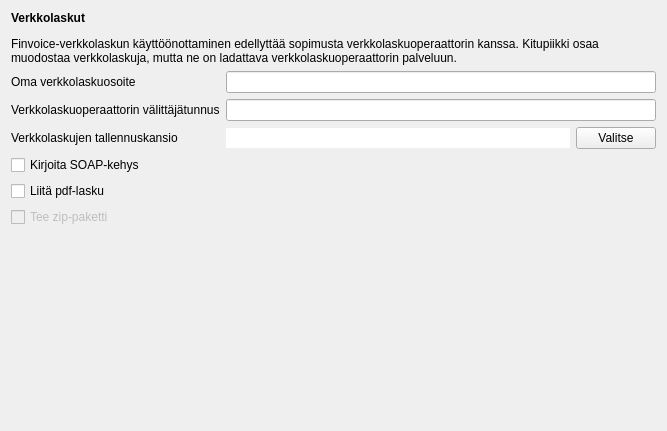
Before: the Qt Designer form kitupiikki/maaritys/verkkolaskumaaritys.ui in artoh/kitupiikki, drawn with Qt 5.
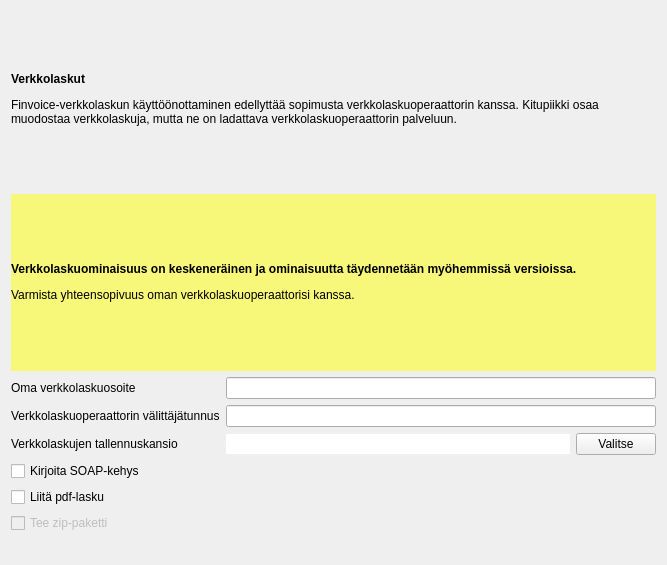
After: the same form once the commit is applied. Icons and pictures are not drawn.

Commit message: Verkkolaskuvaroitus (keskeneräinen)

Diff of the .ui file:
```diff
--- a/kitupiikki/maaritys/verkkolaskumaaritys.ui
+++ b/kitupiikki/maaritys/verkkolaskumaaritys.ui
@@ -7,14 +7,14 @@
     <x>0</x>
     <y>0</y>
     <width>667</width>
-    <height>431</height>
+    <height>565</height>
    </rect>
   </property>
   <property name="windowTitle">
    <string>Form</string>
   </property>
-  <layout class="QFormLayout" name="formLayout">
-   <item row="0" column="0" colspan="2">
+  <layout class="QVBoxLayout" name="verticalLayout">
+   <item>
     <widget class="QLabel" name="label">
      <property name="text">
       <string>&lt;html&gt;&lt;head/&gt;&lt;body&gt;&lt;p&gt;&lt;span style=&quot; font-weight:600;&quot;&gt;Verkkolaskut&lt;/span&gt;&lt;/p&gt;&lt;p&gt;Finvoice-verkkolaskun käyttöönottaminen edellyttää sopimusta verkkolaskuoperaattorin kanssa. Kitupiikki osaa muodostaa verkkolaskuja, mutta ne on ladattava verkkolaskuoperaattorin palveluun.&lt;/p&gt;&lt;/body&gt;&lt;/html&gt;</string>
@@ -24,7 +24,22 @@
      </property>
     </widget>
    </item>
-   <item row="1" column="0">
+   <item>
+    <widget class="QLabel" name="label_5">
+     <property name="styleSheet">
+      <string notr="true">background-color: rgba(255, 255, 0, 125);</string>
+     </property>
+     <property name="text">
+      <string>&lt;html&gt;&lt;head/&gt;&lt;body&gt;&lt;p&gt;&lt;span style=&quot; font-weight:600;&quot;&gt;Verkkolaskuominaisuus on keskeneräinen ja ominaisuutta täydennetään myöhemmissä versioissa.&lt;/span&gt;&lt;/p&gt;&lt;p&gt;Varmista yhteensopivuus oman verkkolaskuoperaattorisi kanssa.&lt;/p&gt;&lt;/body&gt;&lt;/html&gt;</string>
+     </property>
+     <property name="wordWrap">
+      <bool>true</bool>
+     </property>
+    </widget>
+   </item>
+   <item>
+    <layout class="QFormLayout" name="formLayout">
+     <item row="0" column="0">
     <widget class="QLabel" name="label_2">
      <property name="text">
       <string>Oma verkkolaskuosoite</string>
@@ -34,10 +49,10 @@
      </property>
     </widget>
    </item>
-   <item row="1" column="1">
+     <item row="0" column="1">
     <widget class="QLineEdit" name="osoiteEdit"/>
    </item>
-   <item row="2" column="0">
+     <item row="1" column="0">
     <widget class="QLabel" name="label_3">
      <property name="text">
       <string>Verkkolaskuoperaattorin välittäjätunnus</string>
@@ -47,10 +62,10 @@
      </property>
     </widget>
    </item>
-   <item row="2" column="1">
+     <item row="1" column="1">
     <widget class="QLineEdit" name="valittajaEdit"/>
    </item>
-   <item row="3" column="0">
+     <item row="2" column="0">
     <widget class="QLabel" name="label_4">
      <property name="text">
       <string>Verkkolaskujen tallennuskansio</string>
@@ -60,18 +75,7 @@
      </property>
     </widget>
    </item>
-   <item row="5" column="0">
-    <widget class="QCheckBox" name="soapBox">
-     <property name="text">
-      <string>Kirjoita SOAP-kehys</string>
-     </property>
-     <property name="icon">
-      <iconset resource="../pic/pic.qrc">
-       <normaloff>:/pic/paketti2.png</normaloff>:/pic/paketti2.png</iconset>
-     </property>
-    </widget>
-   </item>
-   <item row="3" column="1">
+     <item row="2" column="1">
     <layout class="QHBoxLayout" name="horizontalLayout">
      <item>
       <widget class="QLineEdit" name="kansioEdit">
@@ -96,7 +100,18 @@
      </item>
     </layout>
    </item>
-   <item row="6" column="0">
+     <item row="3" column="0">
+      <widget class="QCheckBox" name="soapBox">
+       <property name="text">
+        <string>Kirjoita SOAP-kehys</string>
+       </property>
+       <property name="icon">
+        <iconset resource="../pic/pic.qrc">
+         <normaloff>:/pic/paketti2.png</normaloff>:/pic/paketti2.png</iconset>
+       </property>
+      </widget>
+     </item>
+     <item row="4" column="0">
     <widget class="QCheckBox" name="pdfBox">
      <property name="text">
       <string>Liitä pdf-lasku</string>
@@ -107,7 +122,7 @@
      </property>
     </widget>
    </item>
-   <item row="7" column="0">
+     <item row="5" column="0">
     <widget class="QCheckBox" name="zipBox">
      <property name="enabled">
       <bool>false</bool>
@@ -120,6 +135,8 @@
        <normaloff>:/pic/paketti.png</normaloff>:/pic/paketti.png</iconset>
      </property>
     </widget>
+     </item>
+    </layout>
    </item>
   </layout>
  </widget>
```
Lines whose indentation alone changed are shown as unchanged. The commit also changes 1 other file.
